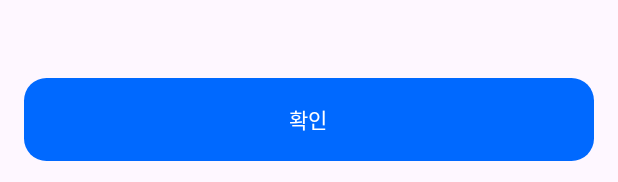
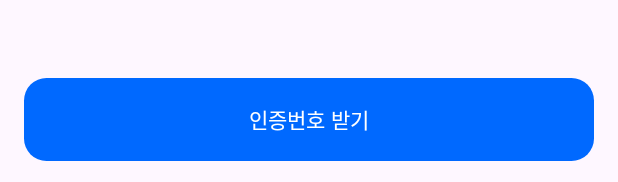
Before and after one commit to agvber/ABLEBODY_ANDROID, an Android app built with Jetpack Compose: the @Preview function InputPhoneNumberScreenPreview, on a phone screen of 412 x 824 dp. Shown: the part 1051-1233 px from the top of the screen. Run offline under Robolectric (Android 15) with nearby library versions, the phone set to English and light mode, and no system bars; Roboto replaces fonts that are not available here.

Commit message:
Design: 버튼 글자 수정
확인->인증번호 받기

```diff
--- a/app/src/main/java/com/example/ablebody_android/onboarding/InputPhoneNumberScreen.kt
+++ b/app/src/main/java/com/example/ablebody_android/onboarding/InputPhoneNumberScreen.kt
@@ -81,7 +81,7 @@ fun InputPhoneNumberScreen() {
     var state by remember{ mutableStateOf("") }
 
     BottomCustomButtonLayout(
-        buttonText = "확인",
+        buttonText = "인증번호 받기",
         onClick = {  }
     ) {
         InputPhoneNumberContent(state) { state = it }
```
